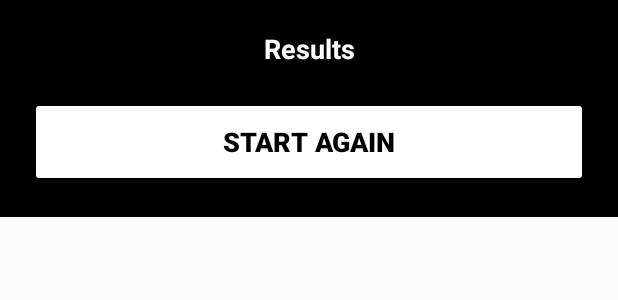
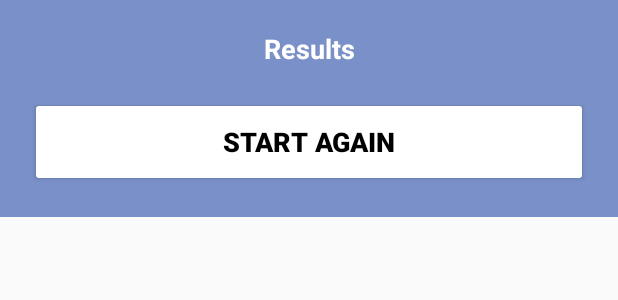
Before and after one commit to jivanpatil05/Tic-Tak, an Android app: the layout activity_result_dialog.xml on its own in the app's theme, with its tools: preview values and no code run, on a phone screen of 412 x 824 dp. Shown: the top 300 px of the screen. Run offline under Robolectric (Android 15) with nearby library versions, the phone set to English and light mode, and no system bars.

Commit message:
commit 06-02-2024

```diff
--- a/app/src/main/java/com/example/tic_tak/MainActivity.java
+++ b/app/src/main/java/com/example/tic_tak/MainActivity.java
@@ -40,7 +40,6 @@ public class MainActivity extends AppCompatActivity {
                 }
             }
         });
-
         binding.image2.setOnClickListener(new View.OnClickListener() {
             @Override
             public void onClick(View view) {
@@ -158,10 +157,10 @@ public class MainActivity extends AppCompatActivity {
         for (int i = 0; i < combinationList.size(); i++){
             final int[] combination = combinationList.get(i);
 
-            if (boxPositions[combination[0]] == playerTurn && boxPositions[combination[1]] == playerTurn &&
-                    boxPositions[combination[2]] == playerTurn) {
+            if (boxPositions[combination[0]] == playerTurn && boxPositions[combination[1]] == playerTurn && boxPositions[combination[2]] == playerTurn) {
                 response = true;
             }
+
         }
         return response;
     }
--- a/app/src/main/res/layout/activity_result_dialog.xml
+++ b/app/src/main/res/layout/activity_result_dialog.xml
@@ -10,7 +10,7 @@
     <LinearLayout
         android:layout_width="match_parent"
         android:layout_height="wrap_content"
-        android:background="@color/material_dynamic_primary0"
+        android:background="@color/material_dynamic_primary60"
         android:orientation="vertical">
 
         <TextView
```
